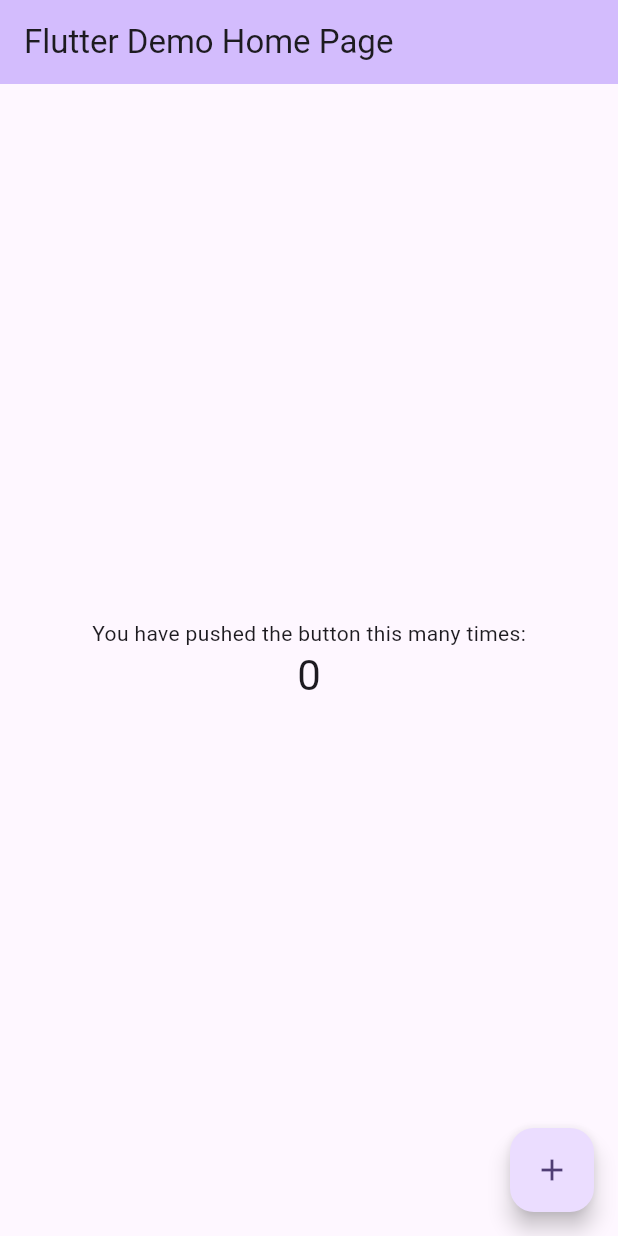
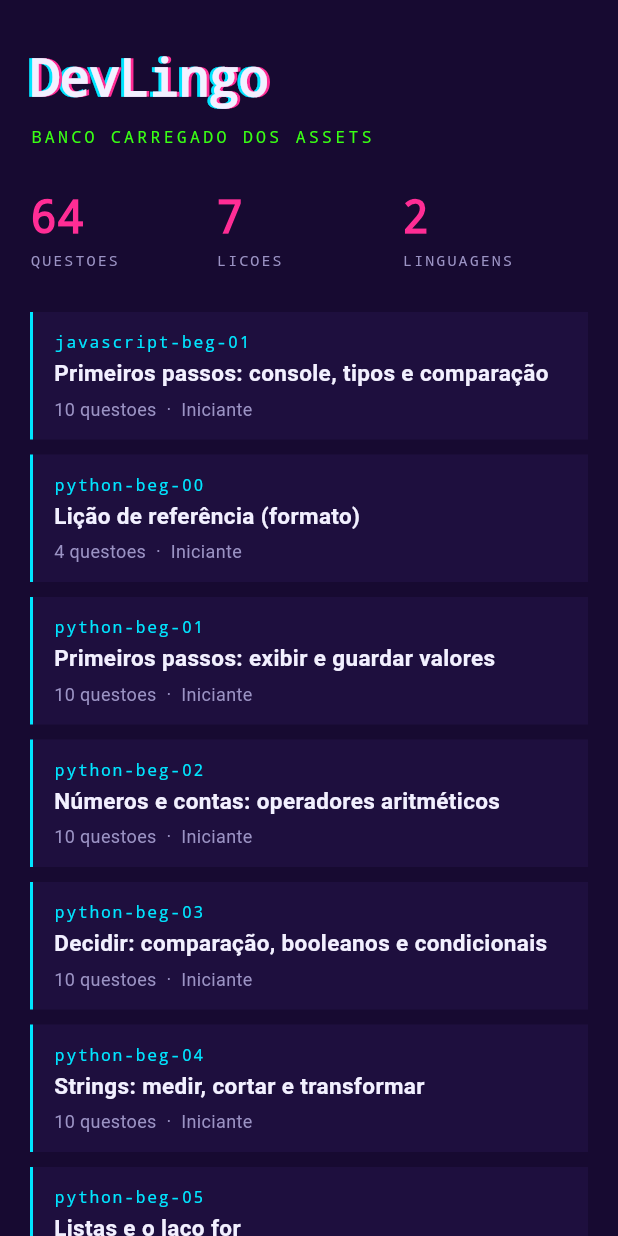
Before and after one commit to gustavoanderson/DevLingo, a Flutter app: the screen it shows after launch, on a phone screen of 412 x 824 dp. Run offline on Flutter 3.47's test engine with Material 3 defaults, Android fonts, the phone set to English and light mode, and no system bars; project files that could hold a hidden picture were left out.

Commit message:
B2: modelo das questoes em Dart e carga do banco a partir dos assets
Adiciona lib/models/question.dart, lib/models/lesson.dart e
lib/data/question_bank.dart, e uma tela provisoria que prova a carga com
os dados reais: 64 questoes, 7 licoes, 2 linguagens.

O principio central do formato atravessou a traducao para Dart. Uma
questao separa o que ela mostra do como e respondida: code e opcional e
independente de answerType. Isso virou teste, nao comentario. O grupo
"code e independente de answerType" tem exatamente quatro casos, as
quatro combinacoes possiveis, entao quebrar a separacao no futuro faz um
deles falhar dizendo qual.

Os ids a-e das alternativas estao documentados na classe Option como
rotulo de autoria e nao posicao de tela, para quem for implementar o
embaralhamento no B5 ler antes de errar.

As licoes sao descobertas pelo manifesto de assets, nao listadas em
codigo: criar python-beg-06.json nao vai exigir mexer em Dart.

O carregamento recusa em vez de tolerar: id de questao repetido aborta a
carga, porque o progresso do usuario aponta para o id e dois iguais
fariam um sobrescrever o outro em silencio; multipla escolha com
accepted, lacuna sem accepted e answerType desconhecido lancam
FormatException. O validador em Python ja barra tudo isso antes de
entrar no repositorio, mas um asset editado a mao nao passa por ele, e
quebrar ao carregar e melhor que renderizar uma questao sem resposta
possivel.

O widget_test do template, que testava o contador, foi substituido por
testes contra o banco real. Um deles confere que a trilha de Python
iniciante tem 5 licoes e 50 questoes. Se uma pasta de linguagem sumir do
pubspec, o manifesto para de lista-la e esses testes falham: e a mesma
falha que o validador em Python reprova, pega pelo outro lado.

18 testes passando, flutter analyze sem apontamentos, e a tela conferida
no emulador.

Co-Authored-By: Claude Opus 5 <noreply@anthropic.com>

```diff
--- /dev/null
+++ b/app/lib/data/question_bank.dart
@@ -0,0 +1,97 @@
+import 'dart:convert';
+
+import 'package:flutter/services.dart';
+
+import '../models/lesson.dart';
+
+/// Carrega o banco de questões empacotado em `assets/content/`.
+///
+/// As lições são **descobertas** pelo manifesto de assets, não listadas em
+/// código. Acrescentar `python-beg-06.json` não exige mexer aqui — basta o
+/// arquivo existir numa pasta de linguagem já declarada no `pubspec.yaml`.
+///
+/// O `pubspec.yaml` continua sendo o ponto que exige atenção: o Flutter não
+/// empacota subpastas recursivamente, então cada pasta de linguagem precisa
+/// estar listada lá. O validador em `tools/validate_questions.py` reprova
+/// quando essa lista sai de sincronia com as pastas que existem.
+class QuestionBank {
+  static const String _prefixo = 'assets/content/';
+
+  final List<Lesson> lessons;
+
+  const QuestionBank(this.lessons);
+
+  /// Todas as lições da trilha, fora a de referência do formato (`-00`).
+  List<Lesson> get licoesDaTrilha =>
+      lessons.where((licao) => !licao.ehLicaoDeReferencia).toList();
+
+  int get totalDeQuestoes =>
+      lessons.fold(0, (soma, licao) => soma + licao.questions.length);
+
+  List<String> get linguagens =>
+      lessons.map((licao) => licao.language).toSet().toList()..sort();
+
+  /// As lições de uma linguagem e nível, em ordem de número.
+  List<Lesson> trilha(String language, Level level) =>
+      (lessons
+            .where(
+              (licao) =>
+                  licao.language == language &&
+                  licao.level == level &&
+                  !licao.ehLicaoDeReferencia,
+            )
+            .toList())
+        ..sort((a, b) => a.numero.compareTo(b.numero));
+
+  static Future<QuestionBank> carregar({AssetBundle? bundle}) async {
+    final pacote = bundle ?? rootBundle;
+
+    final manifesto = await AssetManifest.loadFromAssetBundle(pacote);
+    final caminhos =
+        manifesto
+            .listAssets()
+            .where(
+              (caminho) =>
+                  caminho.startsWith(_prefixo) && caminho.endsWith('.json'),
+            )
+            .toList()
+          ..sort();
+
+    if (caminhos.isEmpty) {
+      throw StateError(
+        'Nenhuma licao encontrada em $_prefixo. '
+        'Confira se as pastas de linguagem estao declaradas no pubspec.yaml.',
+      );
+    }
+
+    final licoes = <Lesson>[];
+    // O id da questao e imutavel e o progresso do usuario aponta para ele.
+    // Duas questoes com o mesmo id fariam o progresso de uma sobrescrever o da
+    // outra em silencio, entao a carga falha alto em vez de seguir adiante.
+    final idsVistos = <String, String>{};
+
+    for (final caminho in caminhos) {
+      final cru = await pacote.loadString(caminho);
+      final Lesson licao;
+      try {
+        licao = Lesson.fromJson(json.decode(cru) as Map<String, dynamic>);
+      } on Object catch (erro) {
+        throw FormatException('Falha ao ler $caminho: $erro');
+      }
+
+      for (final questao in licao.questions) {
+        final anterior = idsVistos[questao.id];
+        if (anterior != null) {
+          throw StateError(
+            'id de questao repetido: "${questao.id}" aparece em $anterior e em $caminho.',
+          );
+        }
+        idsVistos[questao.id] = caminho;
+      }
+
+      licoes.add(licao);
+    }
+
+    return QuestionBank(List.unmodifiable(licoes));
+  }
+}
--- a/app/lib/main.dart
+++ b/app/lib/main.dart
@@ -1,122 +1,253 @@
 import 'package:flutter/material.dart';
 
-void main() {
-  runApp(const MyApp());
+import 'data/question_bank.dart';
+import 'models/lesson.dart';
+
+void main() => runApp(const DevLingoApp());
+
+/// Paleta do projeto. Detalhes e o motivo de cada cor em `docs/paleta.md`.
+///
+/// O verde é **acento, nunca corpo de texto**: verde saturado sobre fundo
+/// escuro reprova em contraste quando usado em texto longo.
+abstract final class Paleta {
+  static const fundo = Color(0xFF170A31);
+  static const superficie = Color(0xFF1E0F3E);
+  static const linha = Color(0xFF3B2A63);
+  static const texto = Color(0xFFF2F0FF);
+  static const suave = Color(0xFF9B93C4);
+  static const acerto = Color(0xFFFF2D95);
+  static const destaque = Color(0xFF00E5FF);
+  static const visor = Color(0xFF39FF14);
 }
 
-class MyApp extends StatelessWidget {
-  const MyApp({super.key});
+class DevLingoApp extends StatelessWidget {
+  const DevLingoApp({super.key});
 
-  // This widget is the root of your application.
   @override
   Widget build(BuildContext context) {
     return MaterialApp(
-      title: 'Flutter Demo',
+      title: 'DevLingo',
+      debugShowCheckedModeBanner: false,
       theme: ThemeData(
-        // This is the theme of your application.
-        //
-        // TRY THIS: Try running your application with "flutter run". You'll see
-        // the application has a purple toolbar. Then, without quitting the app,
-        // try changing the seedColor in the colorScheme below to Colors.green
-        // and then invoke "hot reload" (save your changes or press the "hot
-        // reload" button in a Flutter-supported IDE, or press "r" if you used
-        // the command line to start the app).
-        //
-        // Notice that the counter didn't reset back to zero; the application
-        // state is not lost during the reload. To reset the state, use hot
-        // restart instead.
-        //
-        // This works for code too, not just values: Most code changes can be
-        // tested with just a hot reload.
-        colorScheme: .fromSeed(seedColor: Colors.deepPurple),
+        useMaterial3: true,
+        scaffoldBackgroundColor: Paleta.fundo,
+        colorScheme: ColorScheme.fromSeed(
+          seedColor: Paleta.acerto,
+          brightness: Brightness.dark,
+          surface: Paleta.fundo,
+        ),
       ),
-      home: const MyHomePage(title: 'Flutter Demo Home Page'),
+      home: const TelaBanco(),
     );
   }
 }
 
-class MyHomePage extends StatefulWidget {
-  const MyHomePage({super.key, required this.title});
-
-  // This widget is the home page of your application. It is stateful, meaning
-  // that it has a State object (defined below) that contains fields that affect
-  // how it looks.
-
-  // This class is the configuration for the state. It holds the values (in this
-  // case the title) provided by the parent (in this case the App widget) and
-  // used by the build method of the State. Fields in a Widget subclass are
-  // always marked "final".
-
-  final String title;
+/// Tela provisória do B2: prova que o banco foi lido dos assets.
+///
+/// Some quando a tela de exercício entrar, no B4.
+class TelaBanco extends StatefulWidget {
+  const TelaBanco({super.key});
 
   @override
-  State<MyHomePage> createState() => _MyHomePageState();
+  State<TelaBanco> createState() => _TelaBancoState();
 }
 
-class _MyHomePageState extends State<MyHomePage> {
-  int _counter = 0;
-
-  void _incrementCounter() {
-    setState(() {
-      // This call to setState tells the Flutter framework that something has
-      // changed in this State, which causes it to rerun the build method below
-      // so that the display can reflect the updated values. If we changed
-      // _counter without calling setState(), then the build method would not be
-      // called again, and so nothing would appear to happen.
-      _counter++;
-    });
-  }
+class _TelaBancoState extends State<TelaBanco> {
+  late final Future<QuestionBank> _banco = QuestionBank.carregar();
 
   @override
   Widget build(BuildContext context) {
-    // This method is rerun every time setState is called, for instance as done
-    // by the _incrementCounter method above.
-    //
-    // The Flutter framework has been optimized to make rerunning build methods
-    // fast, so that you can just rebuild anything that needs updating rather
-    // than having to individually change instances of widgets.
     return Scaffold(
-      appBar: AppBar(
-        // TRY THIS: Try changing the color here to a specific color (to
-        // Colors.amber, perhaps?) and trigger a hot reload to see the AppBar
-        // change color while the other colors stay the same.
-        backgroundColor: Theme.of(context).colorScheme.inversePrimary,
-        // Here we take the value from the MyHomePage object that was created by
-        // the App.build method, and use it to set our appbar title.
-        title: Text(widget.title),
-      ),
-      body: Center(
-        // Center is a layout widget. It takes a single child and positions it
-        // in the middle of the parent.
-        child: Column(
-          // Column is also a layout widget. It takes a list of children and
-          // arranges them vertically. By default, it sizes itself to fit its
-          // children horizontally, and tries to be as tall as its parent.
-          //
-          // Column has various properties to control how it sizes itself and
-          // how it positions its children. Here we use mainAxisAlignment to
-          // center the children vertically; the main axis here is the vertical
-          // axis because Columns are vertical (the cross axis would be
-          // horizontal).
-          //
-          // TRY THIS: Invoke "debug painting" (choose the "Toggle Debug Paint"
-          // action in the IDE, or press "p" in the console), to see the
-          // wireframe for each widget.
-          mainAxisAlignment: .center,
-          children: [
-            const Text('You have pushed the button this many times:'),
-            Text(
-              '$_counter',
-              style: Theme.of(context).textTheme.headlineMedium,
-            ),
-          ],
+      body: SafeArea(
+        child: FutureBuilder<QuestionBank>(
+          future: _banco,
+          builder: (context, snapshot) {
+            if (snapshot.connectionState != ConnectionState.done) {
+              return const Center(
+                child: CircularProgressIndicator(color: Paleta.destaque),
+              );
+            }
+            if (snapshot.hasError) {
+              return _Falha(erro: '${snapshot.error}');
+            }
+            return _Resumo(banco: snapshot.requireData);
+          },
         ),
-      ),
-      floatingActionButton: FloatingActionButton(
-        onPressed: _incrementCounter,
-        tooltip: 'Increment',
-        child: const Icon(Icons.add),
       ),
     );
   }
 }
+
+class _Falha extends StatelessWidget {
+  const _Falha({required this.erro});
+
+  final String erro;
+
+  @override
+  Widget build(BuildContext context) {
+    return Padding(
+      padding: const EdgeInsets.all(24),
+      child: Column(
+        mainAxisAlignment: MainAxisAlignment.center,
+        crossAxisAlignment: CrossAxisAlignment.start,
+        children: [
+          const Text(
+            'Nao foi possivel carregar o banco',
+            style: TextStyle(
+              color: Paleta.acerto,
+              fontSize: 20,
+              fontWeight: FontWeight.w600,
+            ),
+          ),
+          const SizedBox(height: 12),
+          Text(
+            erro,
+            style: const TextStyle(
+              color: Paleta.suave,
+              fontFamily: 'monospace',
+              fontSize: 13,
+              height: 1.5,
+            ),
+          ),
+        ],
+      ),
+    );
+  }
+}
+
+class _Resumo extends StatelessWidget {
+  const _Resumo({required this.banco});
+
+  final QuestionBank banco;
+
+  @override
+  Widget build(BuildContext context) {
+    final licoes = banco.lessons;
+
+    return ListView(
+      padding: const EdgeInsets.fromLTRB(20, 28, 20, 32),
+      children: [
+        const Text(
+          'DevLingo',
+          style: TextStyle(
+            color: Paleta.texto,
+            fontFamily: 'monospace',
+            fontSize: 34,
+            fontWeight: FontWeight.w700,
+            letterSpacing: -0.5,
+            shadows: [
+              Shadow(color: Paleta.destaque, offset: Offset(-2, 0)),
+              Shadow(color: Paleta.acerto, offset: Offset(2, 0)),
+            ],
+          ),
+        ),
+        const SizedBox(height: 6),
+        const Text(
+          'BANCO CARREGADO DOS ASSETS',
+          style: TextStyle(
+            color: Paleta.visor,
+            fontFamily: 'monospace',
+            fontSize: 11,
+            letterSpacing: 2.2,
+          ),
+        ),
+        const SizedBox(height: 24),
+        Row(
+          children: [
+            _Numero(valor: '${banco.totalDeQuestoes}', rotulo: 'questoes'),
+            _Numero(valor: '${licoes.length}', rotulo: 'licoes'),
+            _Numero(
+              valor: '${banco.linguagens.length}',
+              rotulo: 'linguagens',
+            ),
+          ],
+        ),
+        const SizedBox(height: 28),
+        for (final licao in licoes) _LinhaLicao(licao: licao),
+      ],
+    );
+  }
+}
+
+class _Numero extends StatelessWidget {
+  const _Numero({required this.valor, required this.rotulo});
+
+  final String valor;
+  final String rotulo;
+
+  @override
+  Widget build(BuildContext context) {
+    return Expanded(
+      child: Column(
+        crossAxisAlignment: CrossAxisAlignment.start,
+        children: [
+          Text(
+            valor,
+            style: const TextStyle(
+              color: Paleta.acerto,
+              fontFamily: 'monospace',
+              fontSize: 30,
+              fontWeight: FontWeight.w700,
+            ),
+          ),
+          Text(
+            rotulo.toUpperCase(),
+            style: const TextStyle(
+              color: Paleta.suave,
+              fontFamily: 'monospace',
+              fontSize: 10,
+              letterSpacing: 1.4,
+            ),
+          ),
+        ],
+      ),
+    );
+  }
+}
+
+class _LinhaLicao extends StatelessWidget {
+  const _LinhaLicao({required this.licao});
+
+  final Lesson licao;
+
+  @override
+  Widget build(BuildContext context) {
+    return Container(
+      margin: const EdgeInsets.only(bottom: 10),
+      padding: const EdgeInsets.symmetric(horizontal: 14, vertical: 12),
+      decoration: BoxDecoration(
+        color: Paleta.superficie,
+        border: Border(left: BorderSide(color: Paleta.destaque, width: 2)),
+      ),
+      child: Column(
+        crossAxisAlignment: CrossAxisAlignment.start,
+        children: [
+          Text(
+            licao.lessonId,
+            style: const TextStyle(
+              color: Paleta.destaque,
+              fontFamily: 'monospace',
+              fontSize: 11,
+              letterSpacing: 1.1,
+            ),
+          ),
+          const SizedBox(height: 3),
+          Text(
+            licao.lessonTitle,
+            style: const TextStyle(
+              color: Paleta.texto,
+              fontSize: 15,
+              fontWeight: FontWeight.w600,
+              height: 1.3,
+            ),
+          ),
+          const SizedBox(height: 5),
+          Text(
+            '${licao.questions.length} questoes  ·  ${licao.level.rotulo}',
+            style: const TextStyle(color: Paleta.suave, fontSize: 12),
+          ),
+        ],
+      ),
+    );
+  }
+}
--- /dev/null
+++ b/app/lib/models/lesson.dart
@@ -0,0 +1,63 @@
+import 'question.dart';
+
+/// Nível da trilha. As abreviações de três letras são as que aparecem nos
+/// identificadores: `python-beg-01`, `python-int-01`, `python-adv-01`.
+enum Level {
+  beginner('beg', 'Iniciante'),
+  intermediate('int', 'Intermediário'),
+  advanced('adv', 'Avançado');
+
+  const Level(this.abreviacao, this.rotulo);
+
+  final String abreviacao;
+  final String rotulo;
+
+  static Level fromJson(String valor) => switch (valor) {
+    'beginner' => Level.beginner,
+    'intermediate' => Level.intermediate,
+    'advanced' => Level.advanced,
+    _ => throw FormatException('level desconhecido: "$valor"'),
+  };
+}
+
+/// Uma lição: o arquivo inteiro de `app/assets/content/<linguagem>/`.
+class Lesson {
+  /// Versão do formato. Permite ler arquivos antigos sem quebrar.
+  final int schemaVersion;
+
+  final String language;
+  final Level level;
+
+  /// Identificador imutável da lição. Nunca reutilizar nem renumerar.
+  final String lessonId;
+
+  final String lessonTitle;
+  final List<Question> questions;
+
+  const Lesson({
+    required this.schemaVersion,
+    required this.language,
+    required this.level,
+    required this.lessonId,
+    required this.lessonTitle,
+    required this.questions,
+  });
+
+  /// Número da lição extraído do identificador: `python-beg-03` devolve 3.
+  ///
+  /// A lição `00` é a de referência do formato e não faz parte da trilha.
+  int get numero => int.parse(lessonId.split('-').last);
+
+  bool get ehLicaoDeReferencia => numero == 0;
+
+  factory Lesson.fromJson(Map<String, dynamic> json) => Lesson(
+    schemaVersion: json['schemaVersion'] as int,
+    language: json['language'] as String,
+    level: Level.fromJson(json['level'] as String),
+    lessonId: json['lessonId'] as String,
+    lessonTitle: json['lessonTitle'] as String,
+    questions: (json['questions'] as List<dynamic>)
+        .map((item) => Question.fromJson(item as Map<String, dynamic>))
+        .toList(growable: false),
+  );
+}
--- /dev/null
+++ b/app/lib/models/question.dart
@@ -0,0 +1,211 @@
+/// Modelo de uma questão do DevLingo.
+///
+/// Espelha `tools/question.schema.json`. O princípio central do formato precisa
+/// sobreviver à tradução para Dart: uma questão separa **o que ela mostra** do
+/// **como é respondida**. O campo [code] é opcional e independente de
+/// [answerType], o que permite qualquer combinação — teórica pura, teórica com
+/// código, lacuna com código, escrita livre — sem criar tipos novos.
+///
+/// Não quebre essa separação.
+library;
+
+/// Como o usuário responde. Independente do que a questão mostra.
+enum AnswerType {
+  multipleChoice,
+  fillBlank,
+  freeWrite;
+
+  static AnswerType fromJson(String valor) => switch (valor) {
+    'multipleChoice' => AnswerType.multipleChoice,
+    'fillBlank' => AnswerType.fillBlank,
+    'freeWrite' => AnswerType.freeWrite,
+    _ => throw FormatException('answerType desconhecido: "$valor"'),
+  };
+
+  /// Lacuna e escrita livre compartilham o mesmo mecanismo de correção:
+  /// comparação normalizada contra uma lista de respostas aceitas.
+  bool get ehEscrita =>
+      this == AnswerType.fillBlank || this == AnswerType.freeWrite;
+}
+
+/// Bloco de código exibido na IDE simulada. Ausente em questões puramente
+/// teóricas — e presente em questões de qualquer [AnswerType].
+class CodeBlock {
+  /// Usada apenas para o realce de sintaxe. Pode diferir da linguagem da lição.
+  final String language;
+  final String content;
+
+  /// Linha destacada, contando a partir de 1. Nulo quando não há destaque.
+  final int? highlightLine;
+
+  const CodeBlock({
+    required this.language,
+    required this.content,
+    this.highlightLine,
+  });
+
+  /// Marcador da lacuna nas questões de [AnswerType.fillBlank].
+  static const String marcadorLacuna = '______';
+
+  bool get temLacuna => content.contains(marcadorLacuna);
+
+  /// O código nunca quebra linha na tela: quebra automática destrói a
+  /// indentação, e indentação em Python é sintaxe. A rolagem é horizontal.
+  List<String> get linhas => content.split('\n');
+
+  factory CodeBlock.fromJson(Map<String, dynamic> json) => CodeBlock(
+    language: json['language'] as String,
+    content: json['content'] as String,
+    highlightLine: json['highlightLine'] as int?,
+  );
+}
+
+/// Uma alternativa de múltipla escolha.
+///
+/// O [id] (`a` a `e`) é rótulo de autoria, para revisão em pull request e para
+/// a explicação se referir a uma alternativa. **Não define a posição na tela**:
+/// as alternativas são embaralhadas a cada exibição, e [correct] viaja junto
+/// com o objeto.
+class Option {
+  final String id;
+  final String text;
+  final bool correct;
+
+  const Option({required this.id, required this.text, required this.correct});
+
+  factory Option.fromJson(Map<String, dynamic> json) => Option(
+    id: json['id'] as String,
+    text: json['text'] as String,
+    correct: json['correct'] as bool,
+  );
+}
+
+/// O que ignorar antes de comparar uma resposta escrita.
+///
+/// Os padrões são os mesmos do esquema JSON, para que uma questão sem o campo
+/// `normalize` se comporte igual no app e no validador.
+class NormalizeRules {
+  /// Ignora **apenas espaços irrelevantes**, os que tocam pontuação ou
+  /// operador. O espaço obrigatório entre duas palavras é sempre exigido.
+  final bool spaces;
+  final bool quotes;
+  final bool trailingSemicolon;
+  final bool caseSensitive;
+
+  const NormalizeRules({
+    this.spaces = true,
+    this.quotes = true,
+    this.trailingSemicolon = true,
+    this.caseSensitive = false,
+  });
+
+  factory NormalizeRules.fromJson(Map<String, dynamic>? json) {
+    if (json == null) return const NormalizeRules();
+    return NormalizeRules(
+      spaces: json['spaces'] as bool? ?? true,
+      quotes: json['quotes'] as bool? ?? true,
+      trailingSemicolon: json['trailingSemicolon'] as bool? ?? true,
+      caseSensitive: json['caseSensitive'] as bool? ?? false,
+    );
+  }
+}
+
+/// Uma questão do banco.
+class Question {
+  /// Identificador imutável. O progresso do usuário aponta para ele.
+  final String id;
+
+  /// Assunto. Base para revisão dirigida no futuro.
+  final String topic;
+
+  /// Enunciado. Sempre presente, mesmo quando há bloco de código.
+  final String prompt;
+
+  /// Opcional e **independente** de [answerType].
+  final CodeBlock? code;
+
+  final AnswerType answerType;
+
+  /// Exclusivo de [AnswerType.multipleChoice]. Sempre 5 itens, sempre 1 correto.
+  final List<Option>? options;
+
+  /// Exclusivo das respostas escritas. Lista de respostas consideradas certas.
+  final List<String>? accepted;
+
+  final NormalizeRules normalize;
+
+  /// Ajuda quem travou sem entregar a resposta.
+  final String hint;
+
+  /// Aparece depois de responder. É onde o aprendizado acontece.
+  final String explanation;
+
+  const Question({
+    required this.id,
+    required this.topic,
+    required this.prompt,
+    this.code,
+    required this.answerType,
+    this.options,
+    this.accepted,
+    required this.normalize,
+    required this.hint,
+    required this.explanation,
+  });
+
+  /// A alternativa correta. Só existe em múltipla escolha.
+  Option get alternativaCorreta =>
+      options!.firstWhere((alternativa) => alternativa.correct);
+
+  factory Question.fromJson(Map<String, dynamic> json) {
+    final id = json['id'] as String;
+    final answerType = AnswerType.fromJson(json['answerType'] as String);
+
+    final optionsJson = json['options'] as List<dynamic>?;
+    final acceptedJson = json['accepted'] as List<dynamic>?;
+
+    // O validador em Python já reprova estas combinações antes de qualquer
+    // arquivo entrar no repositório. A checagem é repetida aqui porque um
+    // asset corrompido ou editado à mão não passa pelo validador, e falhar
+    // alto na hora de carregar é melhor que renderizar uma questão sem
+    // resposta possível.
+    if (answerType == AnswerType.multipleChoice) {
+      if (optionsJson == null) {
+        throw FormatException('$id: multipleChoice sem "options".');
+      }
+      if (acceptedJson != null) {
+        throw FormatException('$id: multipleChoice não pode ter "accepted".');
+      }
+    } else {
+      if (acceptedJson == null) {
+        throw FormatException('$id: ${answerType.name} sem "accepted".');
+      }
+      if (optionsJson != null) {
+        throw FormatException(
+          '$id: ${answerType.name} não pode ter "options".',
+        );
+      }
+    }
+
+    final codeJson = json['code'] as Map<String, dynamic>?;
+
+    return Question(
+      id: id,
+      topic: json['topic'] as String,
+      prompt: json['prompt'] as String,
+      code: codeJson == null ? null : CodeBlock.fromJson(codeJson),
+      answerType: answerType,
+      options: optionsJson
+          ?.map((item) => Option.fromJson(item as Map<String, dynamic>))
+          .toList(growable: false),
+      accepted: acceptedJson
+          ?.map((item) => item as String)
+          .toList(growable: false),
+      normalize: NormalizeRules.fromJson(
+        json['normalize'] as Map<String, dynamic>?,
+      ),
+      hint: json['hint'] as String,
+      explanation: json['explanation'] as String,
+    );
+  }
+}
```
Also changed, not shown: 2 other files.
